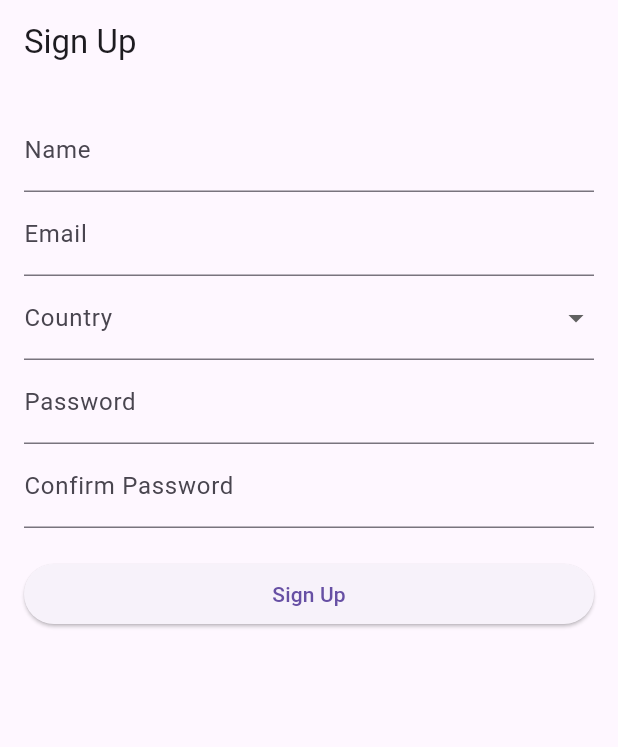
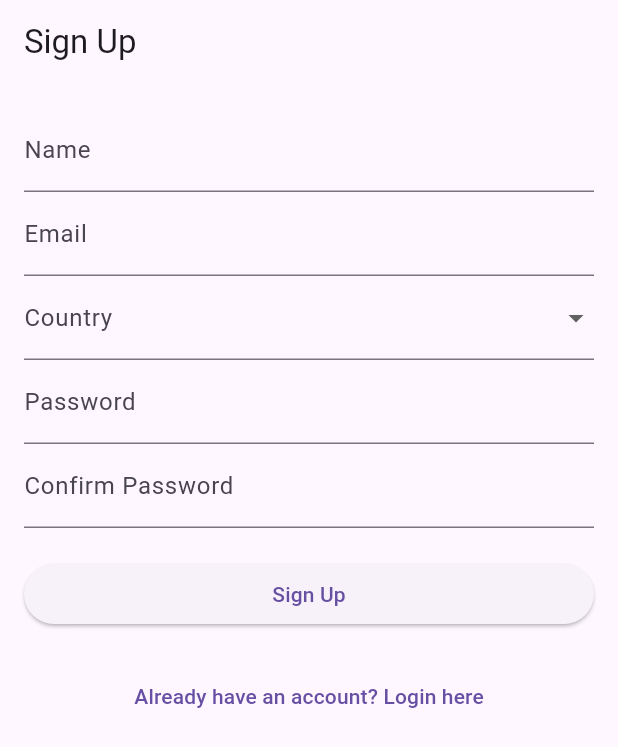
Before and after one commit to ParasPilkhwal/Game-App, a Flutter app: the screen it shows after launch, after a tap on "Login", after a tap on "Don't have an account? Sign Up", on a phone screen of 412 x 824 dp. Shown: the top 747 px of the screen. Run offline on Flutter 3.47's test engine with Material 3 defaults, Android fonts, the phone set to English and light mode, and no system bars; our stand-ins replace cloud_firestore, firebase_auth, firebase_core, go_router; accounts and stored records are empty.

```diff
--- a/lib/screens/login_screen.dart
+++ b/lib/screens/login_screen.dart
@@ -13,10 +13,14 @@ class _LoginScreenState extends State<LoginScreen> {
   final _formKey = GlobalKey<FormState>();
   final TextEditingController _emailController = TextEditingController();
   final TextEditingController _passwordController = TextEditingController();
+  String _errorMessage = ''; // State variable for error message
 
   Future<void> _login() async {
     if (_formKey.currentState!.validate()) {
       try {
+        setState(() {
+          _errorMessage = ''; // Clear previous errors
+        });
         await FirebaseAuth.instance.signInWithEmailAndPassword(
           email: _emailController.text,
           password: _passwordController.text,
@@ -25,19 +29,21 @@ class _LoginScreenState extends State<LoginScreen> {
         // Navigate to home screen on successful login
         context.go('/home');
       } on FirebaseAuthException catch (e) {
-        if (e.code == 'user-not-found') {
-          // Handle user not found
-          print('No user found for that email.');
-        } else if (e.code == 'wrong-password') {
-          // Handle wrong password
-          print('Wrong password provided for that user.');
-        } else {
-          // Handle other Firebase Auth exceptions
-          print('Firebase Auth Error: ${e.message}');
-        }
+        setState(() {
+          if (e.code == 'user-not-found') {
+            _errorMessage = 'No user found for that email.';
+          } else if (e.code == 'wrong-password') {
+            _errorMessage = 'Wrong password provided for that user.';
+          } else {
+            _errorMessage = 'Login failed: ${e.message}';
+          }
+        });
+        print('Firebase Auth Error: ${e.message}'); // Keep console logging
       } catch (e) {
-        // Handle other errors
-        print('Error: $e');
+        setState(() {
+          _errorMessage = 'An unexpected error occurred: $e';
+        });
+        print('Error: $e'); // Keep console logging
       }
     }
   }
@@ -98,6 +104,13 @@ class _LoginScreenState extends State<LoginScreen> {
                 child: const Text('Login'),
               ),
               const SizedBox(height: 20),
+              // Display error message
+              if (_errorMessage.isNotEmpty)
+                Text(
+                  _errorMessage,
+                  style: const TextStyle(color: Colors.red),
+                ),
+              const SizedBox(height: 20),
               TextButton(
                 onPressed: () {
                   context.go('/signup'); // Navigate to signup screen
--- a/lib/screens/signup_screen.dart
+++ b/lib/screens/signup_screen.dart
@@ -158,6 +158,13 @@ class _SignUpScreenState extends State<SignUpScreen> {
                 onPressed: _signUp,
                 child: const Text('Sign Up'),
               ),
+              const SizedBox(height: 20),
+              TextButton(
+                onPressed: () {
+                  context.go('/login'); // Navigate to login screen
+                },
+                child: const Text('Already have an account? Login here'),
+              ),
             ],
           ),
         ),
```
